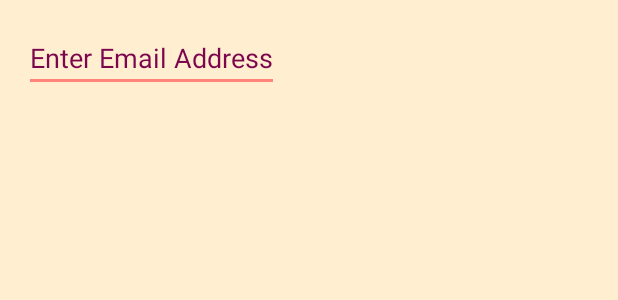
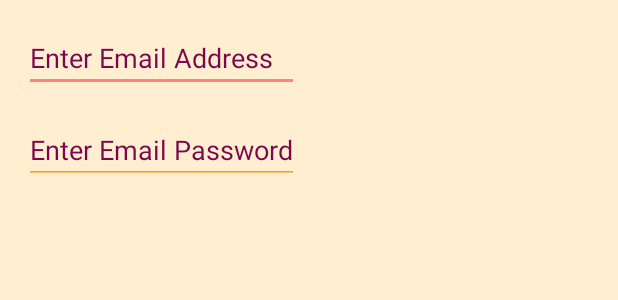
Before and after one commit to francisco1591/ECE_558_Final_Project, an Android app: the layout dialog_email.xml on its own in the app's theme, with its tools: preview values and no code run, on a phone screen of 412 x 824 dp. Shown: the top 300 px of the screen. Run offline under Robolectric (Android 15) with nearby library versions, the phone set to English and light mode, and no system bars.

Commit message:
First attempt at pulling keyword, email, password from fragments to MainActivity

```diff
--- a/app/src/main/java/edu/pdx/ece558/grp4/remotephonecontrol/DescriptionDialog.java
+++ b/app/src/main/java/edu/pdx/ece558/grp4/remotephonecontrol/DescriptionDialog.java
@@ -22,7 +22,6 @@ public class DescriptionDialog extends DialogFragment {
     TextView textviewPermission;
 
     // Private members
-
     String strTitle;
     String strDescription;
     String strSyntax;
@@ -69,6 +68,10 @@ public class DescriptionDialog extends DialogFragment {
         return builder.create();
 
     } // onCreateDialog
+
+    /////////////////////////
+    // updateDialogStrings //
+    /////////////////////////
 
     protected void updateDialogStrings(int textview_id) {
 
--- a/app/src/main/res/layout/dialog_email.xml
+++ b/app/src/main/res/layout/dialog_email.xml
@@ -14,6 +14,17 @@
         android:layout_marginTop="16dp"
         android:layout_marginLeft="16dp"
         android:layout_marginRight="16dp"
+        android:layout_marginBottom="8dp"/>
+
+    <EditText
+        android:layout_width="match_parent"
+        android:layout_height="wrap_content"
+        android:hint="Enter Email Password"
+        android:inputType="textPassword"
+        android:id="@+id/edittext_password"
+        android:layout_marginTop="8dp"
+        android:layout_marginLeft="16dp"
+        android:layout_marginRight="16dp"
         android:layout_marginBottom="16dp"/>
 
 </LinearLayout>
```
Also changed, not shown: app/src/main/java/edu/pdx/ece558/grp4/remotephonecontrol/EmailDialog.java (+23 -10 lines), app/src/main/java/edu/pdx/ece558/grp4/remotephonecontrol/KeywordDialog.java (+15 -13 lines), app/src/main/java/edu/pdx/ece558/grp4/remotephonecontrol/MainActivity.java (+14 -23 lines).
